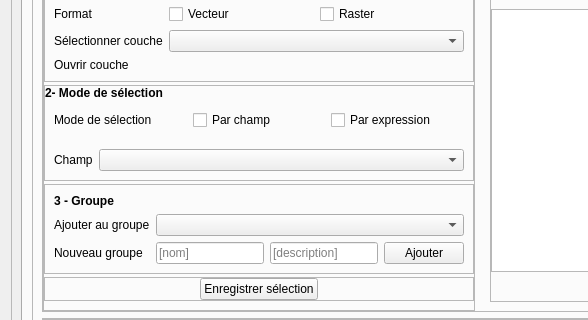
Before: the Qt Designer form test_dialog.ui in MathieuChailloux/BioDispersal, drawn with Qt 5; both pictures show x 0 to 588 and y 144 to 464 of the 1234 by 867 pixel window.
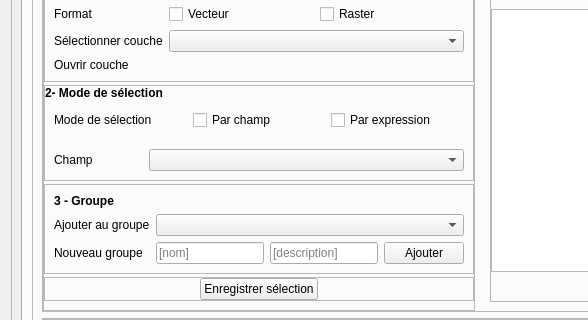
After: the same form once the commit is applied. The open tabs and pages were chosen to show the change. Icons and pictures are not drawn. Custom widgets are drawn as their Qt base class.

What changed in the file:
```diff
--- a/test_dialog.ui
+++ b/test_dialog.ui
@@ -1029,6 +1029,22 @@
                                 </property>
                                </widget>
                               </item>
+                              <item>
+                               <spacer name="horizontalSpacer_27">
+                                <property name="orientation">
+                                 <enum>Qt::Horizontal</enum>
+                                </property>
+                                <property name="sizeType">
+                                 <enum>QSizePolicy::Fixed</enum>
+                                </property>
+                                <property name="sizeHint" stdset="0">
+                                 <size>
+                                  <width>50</width>
+                                  <height>20</height>
+                                 </size>
+                                </property>
+                               </spacer>
+                              </item>
                               <item>
                                <widget class="QgsFieldComboBox" name="selectionField">
                                 <property name="sizePolicy">
```
Left out of the diff: 178 changed lines with no effect on the pictures.
